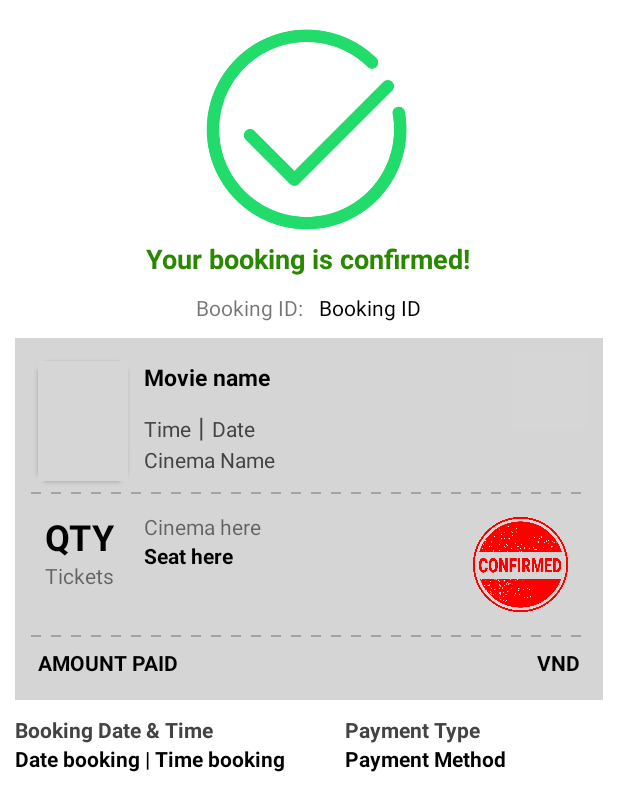
After one commit to hoaqbb/android_ticket_booking, an Android app: the layout adapter_receipt.xml on its own in the app's theme, with its tools: preview values and no code run, on a phone screen of 412 x 824 dp. The commit adds this screen. Shown: the top 811 px of the screen. Run offline under Robolectric (Android 15) with nearby library versions, the light colour scheme and no system bars; grey boxes are pictures that could not be loaded.

Commit message:
add ReceiptAdapter

```diff
--- a/app/src/main/AndroidManifest.xml
+++ b/app/src/main/AndroidManifest.xml
@@ -15,6 +15,9 @@
         android:supportsRtl="true"
         android:theme="@style/Theme.Cinema_ticket_booking_app"
         android:usesCleartextTraffic="true">
+        <activity
+            android:name=".adapters.ReceiptAdapter"
+            android:exported="false" />
         <activity
             android:name=".activities.InfoUserActivity"
             android:exported="false" />
--- /dev/null
+++ b/app/src/main/java/com/example/cinema_ticket_booking_app/adapters/ReceiptAdapter.kt
@@ -0,0 +1,15 @@
+package com.example.cinema_ticket_booking_app.adapters
+
+import androidx.appcompat.app.AppCompatActivity
+import android.os.Bundle
+import com.example.cinema_ticket_booking_app.databinding.ActivityReceiptBinding
+
+class ReceiptAdapter : AppCompatActivity() {
+    private lateinit var binding: ActivityReceiptBinding
+    override fun onCreate(savedInstanceState: Bundle?) {
+        super.onCreate(savedInstanceState)
+        binding = ActivityReceiptBinding.inflate(layoutInflater)
+        setContentView(binding.root)
+
+    }
+}
--- /dev/null
+++ b/app/src/main/res/drawable/dotted.xml
@@ -0,0 +1,10 @@
+<?xml version="1.0" encoding="utf-8"?>
+<shape xmlns:android="http://schemas.android.com/apk/res/android"
+    android:shape="line">
+
+    <stroke
+        android:color="@color/darkGrey"
+        android:dashWidth="10px"
+        android:dashGap="10px"
+        android:width="1dp"/>
+</shape>
--- /dev/null
+++ b/app/src/main/res/layout/adapter_receipt.xml
@@ -0,0 +1,348 @@
+<?xml version="1.0" encoding="utf-8"?>
+<LinearLayout xmlns:android="http://schemas.android.com/apk/res/android"
+    xmlns:app="http://schemas.android.com/apk/res-auto"
+    xmlns:tools="http://schemas.android.com/tools"
+    android:layout_width="match_parent"
+    android:layout_height="match_parent"
+    android:orientation="vertical"
+    android:padding="10dp"
+    tools:context=".adapters.ReceiptAdapter">
+
+    <ImageView
+        android:id="@+id/logoCinema"
+        android:layout_width="150dp"
+        android:layout_height="150dp"
+        android:layout_gravity="center"
+        android:src="@mipmap/payment_success_icon" />
+
+    <TextView
+        android:layout_width="wrap_content"
+        android:layout_height="wrap_content"
+        android:layout_gravity="center"
+        android:text="Your booking is confirmed!"
+        android:textColor="@color/green"
+        android:textSize="18sp"
+        android:textStyle="bold" />
+
+    <LinearLayout
+        android:layout_width="match_parent"
+        android:layout_height="wrap_content"
+        android:padding="5dp"
+        android:gravity="center"
+        android:orientation="horizontal">
+
+        <TextView
+            android:layout_width="wrap_content"
+            android:layout_height="wrap_content"
+            android:padding="5dp"
+            android:text="Booking ID:" />
+
+        <TextView
+            android:id="@+id/bookingID"
+            android:layout_width="wrap_content"
+            android:layout_height="wrap_content"
+            android:padding="5dp"
+            android:text="Booking ID"
+            android:textColor="@color/black" />
+
+    </LinearLayout>
+
+    <LinearLayout
+        android:layout_width="match_parent"
+        android:layout_height="wrap_content"
+        android:background="@color/lightGrey"
+        android:padding="10dp"
+        android:orientation="vertical" >
+
+        <LinearLayout
+            android:layout_width="match_parent"
+            android:layout_height="wrap_content"
+            android:orientation="horizontal">
+
+            <androidx.cardview.widget.CardView
+                android:layout_width="60dp"
+                android:layout_height="80dp"
+                app:cardCornerRadius="10dp"
+                android:layout_margin="5dp">
+
+                <ImageView
+                    android:id="@+id/imgMovie"
+                    android:layout_width="match_parent"
+                    android:layout_height="match_parent"
+                    android:scaleType="fitXY"
+                    tools:srcCompat="@tools:sample/avatars" />
+
+            </androidx.cardview.widget.CardView>
+
+            <LinearLayout
+                android:padding="5dp"
+                android:layout_width="wrap_content"
+                android:layout_height="wrap_content"
+                android:orientation="vertical">
+
+                <TextView
+                    android:id="@+id/txtMovieName"
+                    android:layout_width="wrap_content"
+                    android:layout_height="wrap_content"
+                    android:text="Movie name"
+                    android:textColor="@color/black"
+                    android:textSize="15sp"
+                    android:textStyle="bold" />
+
+                <LinearLayout
+                    android:layout_width="wrap_content"
+                    android:layout_height="wrap_content"
+                    android:orientation="horizontal"
+                    android:paddingTop="10dp">
+
+                    <TextView
+                        android:id="@+id/txtTime"
+                        android:layout_width="wrap_content"
+                        android:layout_height="wrap_content"
+                        android:text="Time"
+                        android:textColor="@color/superDarkGrey" />
+
+                    <TextView
+                        android:layout_width="wrap_content"
+                        android:layout_height="wrap_content"
+                        android:text=" | "
+                        android:textSize="18sp"
+                        android:textColor="@color/superDarkGrey" />
+
+                    <TextView
+                        android:id="@+id/txtDate"
+                        android:layout_width="wrap_content"
+                        android:layout_height="wrap_content"
+                        android:text="Date"
+                        android:textColor="@color/superDarkGrey" />
+
+                </LinearLayout>
+
+                <TextView
+                    android:id="@+id/txtCinemaName"
+                    android:layout_width="wrap_content"
+                    android:layout_height="wrap_content"
+                    android:text="Cinema Name"
+                    android:textColor="@color/superDarkGrey" />
+
+            </LinearLayout>
+
+            <RelativeLayout
+                android:layout_width="wrap_content"
+                android:layout_height="wrap_content">
+
+                <ImageView
+                    android:id="@+id/imgQRCode"
+                    android:layout_width="50dp"
+                    android:layout_height="50dp"
+                    android:layout_alignParentRight="true"
+                    tools:srcCompat="@tools:sample/avatars" />
+            </RelativeLayout>
+
+        </LinearLayout>
+
+        <ImageView
+            android:layout_width="match_parent"
+            android:layout_height="5dp"
+            android:src="@drawable/dotted"/>
+
+        <LinearLayout
+            android:layout_width="match_parent"
+            android:layout_height="wrap_content"
+            android:orientation="horizontal">
+
+            <LinearLayout
+                android:layout_width="wrap_content"
+                android:layout_height="wrap_content"
+                android:orientation="vertical"
+                android:padding="10dp">
+
+                <TextView
+                    android:id="@+id/txtQuantity"
+                    android:layout_width="match_parent"
+                    android:layout_height="match_parent"
+                    android:gravity="center"
+                    android:text="QTY"
+                    android:textColor="@color/black"
+                    android:textSize="24sp"
+                    android:textStyle="bold" />
+
+                <TextView
+                    android:layout_width="match_parent"
+                    android:layout_height="match_parent"
+                    android:text="Tickets" />
+
+            </LinearLayout>
+
+            <LinearLayout
+                android:layout_width="wrap_content"
+                android:layout_height="wrap_content"
+                android:orientation="vertical"
+                android:padding="10dp">
+
+                <LinearLayout
+                    android:layout_width="wrap_content"
+                    android:layout_height="wrap_content"
+                    android:orientation="horizontal">
+
+                    <TextView
+                        android:layout_width="match_parent"
+                        android:layout_height="match_parent"
+                        android:text="Cinema " />
+
+                    <TextView
+                        android:id="@+id/roomSeat"
+                        android:layout_width="match_parent"
+                        android:layout_height="match_parent"
+                        android:text="here" />
+
+                </LinearLayout>
+
+                <TextView
+                    android:layout_width="140dp"
+                    android:layout_height="wrap_content"
+                    android:gravity="left"
+                    android:text="Seat here"
+                    android:textColor="@color/black"
+                    android:textSize="14sp"
+                    android:textStyle="bold" />
+
+
+            </LinearLayout>
+
+            <RelativeLayout
+                android:layout_width="wrap_content"
+                android:layout_height="wrap_content">
+
+                <ImageView
+                    android:layout_width="90dp"
+                    android:layout_height="90dp"
+                    android:layout_alignParentRight="true"
+                    android:src="@mipmap/confirmed">
+                </ImageView>
+
+            </RelativeLayout>
+
+        </LinearLayout>
+
+        <ImageView
+            android:layout_width="match_parent"
+            android:layout_height="5dp"
+            android:src="@drawable/dotted"/>
+
+        <LinearLayout
+            android:layout_width="match_parent"
+            android:layout_height="wrap_content"
+            android:orientation="horizontal"
+            android:padding="5dp"
+            >
+
+            <TextView
+                android:layout_width="wrap_content"
+                android:layout_height="wrap_content"
+                android:text="AMOUNT PAID"
+                android:textStyle="bold"
+                android:textColor="@color/black"/>
+
+            <TextView
+                android:id="@+id/txtTotalAmount"
+                android:layout_width="match_parent"
+                android:layout_height="wrap_content"
+                android:text="VND"
+                android:textAlignment="textEnd"
+                android:textColor="@color/black"
+                android:textStyle="bold"
+                />
+
+        </LinearLayout>
+
+    </LinearLayout>
+
+    <LinearLayout
+        android:layout_width="match_parent"
+        android:layout_height="wrap_content"
+        android:paddingTop="10dp"
+        android:orientation="horizontal">
+
+        <LinearLayout
+            android:layout_width="wrap_content"
+            android:layout_height="wrap_content"
+            android:orientation="vertical"
+            android:paddingRight="40dp">
+
+            <TextView
+                android:layout_width="wrap_content"
+                android:layout_height="wrap_content"
+                android:text="Booking Date &amp; Time"
+                android:textColor="@color/superDarkGrey"
+                android:textStyle="bold"/>
+
+            <LinearLayout
+                android:layout_width="wrap_content"
+                android:layout_height="wrap_content"
+                android:orientation="horizontal">
+
+                <TextView
+                    android:id="@+id/txtDateBooking"
+                    android:layout_width="wrap_content"
+                    android:layout_height="wrap_content"
+                    android:text="Date booking"
+                    android:textStyle="bold"
+                    android:textColor="@color/black" />
+
+                <TextView
+                    android:layout_width="wrap_content"
+                    android:layout_height="wrap_content"
+                    android:text=" | "
+                    android:textStyle="bold"
+                    android:textColor="@color/black" />
+
+                <TextView
+                    android:id="@+id/txtTimeBooking"
+                    android:layout_width="wrap_content"
+                    android:layout_height="wrap_content"
+                    android:text="Time booking"
+                    android:textStyle="bold"
+                    android:textColor="@color/black" />
+
+            </LinearLayout>
+
+
+
+        </LinearLayout>
+
+        <LinearLayout
+            android:layout_width="match_parent"
+            android:layout_height="wrap_content"
+            android:orientation="vertical"
+            android:paddingRight="50dp">
+
+            <TextView
+                android:layout_width="wrap_content"
+                android:layout_height="wrap_content"
+                android:text="Payment Type"
+                android:textColor="@color/superDarkGrey"
+                android:textStyle="bold" />
+
+            <LinearLayout
+                android:layout_width="wrap_content"
+                android:layout_height="wrap_content"
+                android:orientation="horizontal">
+
+                <TextView
+                    android:id="@+id/payment"
+                    android:layout_width="match_parent"
+                    android:layout_height="wrap_content"
+                    android:text="Payment Method"
+                    android:textColor="@color/black"
+                    android:textStyle="bold" />
+
+            </LinearLayout>
+
+
+
+        </LinearLayout>
+
+    </LinearLayout>
+
+</LinearLayout>
--- a/app/src/main/res/values/colors.xml
+++ b/app/src/main/res/values/colors.xml
@@ -23,4 +23,6 @@
     <color name="light_blue_A400">#FF00B0FF</color>
     <color name="black_overlay">#66000000</color>
     <color name="darkGrey">#A3A3A3</color>
+    <color name="green">#298700</color>
+    <color name="superDarkGrey">#434343</color>
 </resources>
```
Also changed, not shown: app/src/main/res/mipmap-hdpi/confirmed.png (added), app/src/main/res/mipmap-hdpi/payment_success_icon.png (added).
